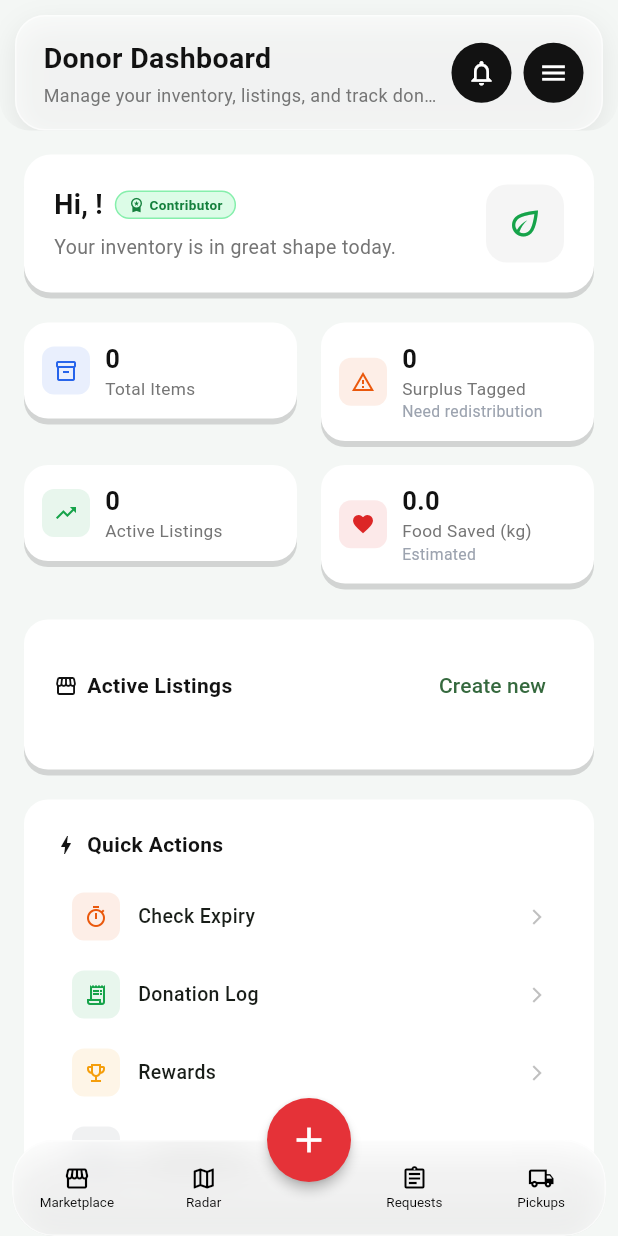
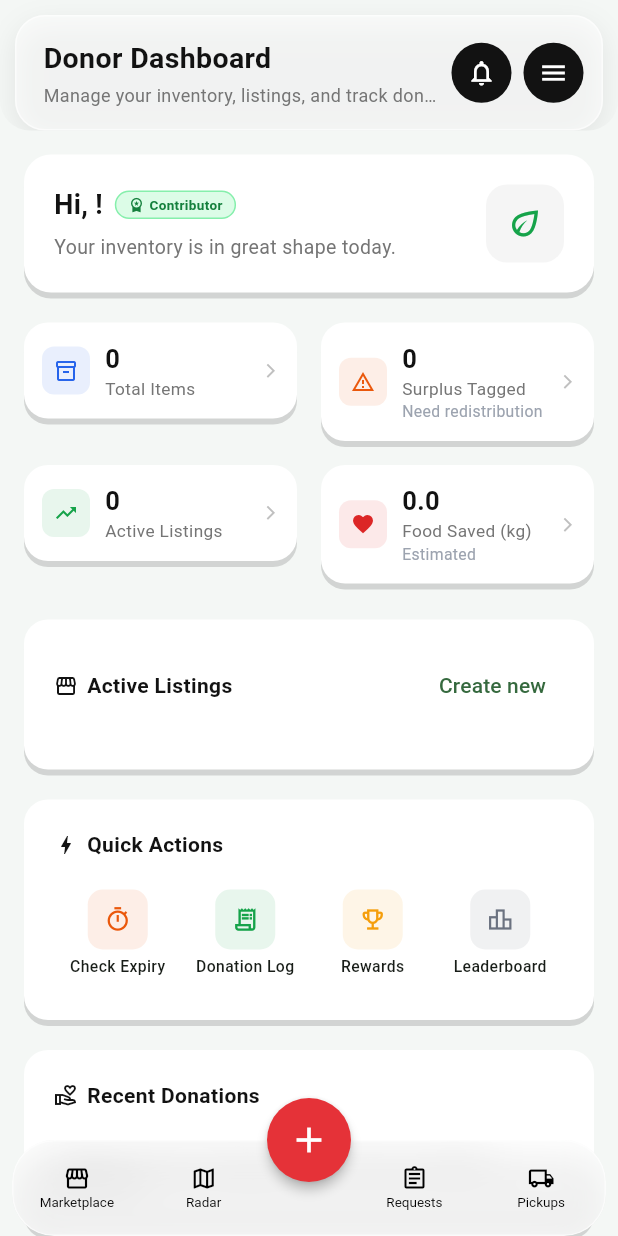
Before and after one commit to Wasif-Darain/FoodRescue-Sync, a Flutter app: the DonorDashboard screen opened by its route, on a phone screen of 412 x 824 dp. Run offline on Flutter 3.47's test engine with Material 3 defaults, Android fonts, the phone set to English and light mode, and no system bars; our stand-ins replace cloud_firestore, firebase_auth, firebase_core, firebase_messaging, flutter_map, flutter_tts and 5 more; accounts and stored records are empty; network calls fail.

Commit message:
Refine pickup flows and dashboard navigation

```diff
--- a/lib/providers/consumer_provider.dart
+++ b/lib/providers/consumer_provider.dart
@@ -1,5 +1,4 @@
 import 'dart:async';
-import 'dart:io';
 import 'dart:math';
 import 'package:cloud_firestore/cloud_firestore.dart';
 import 'package:firebase_auth/firebase_auth.dart';
@@ -585,9 +584,7 @@ class ConsumerProvider extends ChangeNotifier {
   /// Uploads the distribution proof photo (via the same free Cloudinary
   /// pipeline listing photos use) and returns its public URL.
   Future<String> uploadDistributionPhoto(Uint8List bytes) async {
-    final tempFile = File('${Directory.systemTemp.path}/distribution_${DateTime.now().millisecondsSinceEpoch}.jpg');
-    await tempFile.writeAsBytes(bytes);
-    return ListingImageManager().uploadListingImage(tempFile);
+    return ListingImageManager().uploadBytes(bytes, filename: 'distribution_${DateTime.now().millisecondsSinceEpoch}.jpg');
   }
 
   Future<void> markDistributionComplete(String pickupId, String photoUrl) async {
--- a/lib/screens/consumer/pickup_coordination.dart
+++ b/lib/screens/consumer/pickup_coordination.dart
@@ -135,7 +135,8 @@ class _DistributionPhotoSheetState extends State<_DistributionPhotoSheet> {
       if (!mounted) return;
       Navigator.pop(context);
       ScaffoldMessenger.of(context).showSnackBar(SnackBar(content: Text(t.distributionCompleteSnack), backgroundColor: const Color(0xFF16A34A)));
-    } catch (_) {
+    } catch (e) {
+      debugPrint('Distribution photo submit failed: $e');
       if (!mounted) return;
       setState(() => _submitting = false);
       ScaffoldMessenger.of(context).showSnackBar(SnackBar(content: Text(t.distributionUploadError)));
@@ -545,7 +546,7 @@ class _PickupCard extends StatelessWidget {
         ],
         if (pickup.status == PickupStatusModel.completed) ...[
           const SizedBox(height: 14),
-          RatingStars(reviewLabel: t.pickupRateThis),
+          RatingStars(reviewLabel: t.pickupRateThis, targetUid: pickup.donorId ?? '', pickupId: pickup.id),
         ],
       ]),
       ),
--- a/lib/screens/consumer/request_status_tracker.dart
+++ b/lib/screens/consumer/request_status_tracker.dart
@@ -349,9 +349,9 @@ class _RequestRow extends StatelessWidget {
               ),
             ]),
           ],
-          if (request.status == RequestStatusModel.completed) ...[
+          if (request.status == RequestStatusModel.completed && matched != null) ...[
             const SizedBox(height: 12),
-            RatingStars(reviewLabel: t.reqRateThis),
+            RatingStars(reviewLabel: t.reqRateThis, targetUid: matched.donorUid, pickupId: request.id),
           ],
         ],
       ),
--- a/lib/screens/donor/donation_log.dart
+++ b/lib/screens/donor/donation_log.dart
@@ -184,7 +184,7 @@ class _LogRow extends StatelessWidget {
             overflow: TextOverflow.ellipsis,
           ),
           const SizedBox(height: 12),
-          RatingStars(reviewLabel: t.donationLogRateThis),
+          RatingStars(reviewLabel: t.donationLogRateThis, targetUid: otherId, pickupId: log.id),
         ],
       ),
       ),
--- a/lib/screens/donor/donor_dashboard.dart
+++ b/lib/screens/donor/donor_dashboard.dart
@@ -150,6 +150,7 @@ class DonorDashboard extends StatelessWidget {
                         value: inventory.length,
                         icon: const Icon(Icons.inventory_2_outlined),
                         color: 'blue',
+                        onTap: () => context.go('/donor/expiry'),
                       ),
                       StatCard(
                         label: t.donorDashSurplusTagged,
@@ -157,12 +158,14 @@ class DonorDashboard extends StatelessWidget {
                         icon: const Icon(Icons.warning_amber_outlined),
                         color: 'orange',
                         subtitle: t.donorDashNeedRedistribution,
+                        onTap: () => context.go('/donor/expiry'),
                       ),
                       StatCard(
                         label: t.donorDashActiveListings,
                         value: listings.where((l) => l.status == ListingStatus.active).length,
                         icon: const Icon(Icons.trending_up),
                         color: 'green',
+                        onTap: () => context.go('/donor/create-listing'),
                       ),
                       StatCard(
                         label: t.donorDashFoodSavedKg,
@@ -170,6 +173,7 @@ class DonorDashboard extends StatelessWidget {
                         icon: const Icon(Icons.favorite_outlined),
                         color: 'red',
                         subtitle: t.donorDashEstimated,
+                        onTap: () => context.go('/donor/donation-log'),
                       ),
                     ],
                   ),
@@ -259,31 +263,39 @@ class DonorDashboard extends StatelessWidget {
                         _SectionCard(
                           title: t.donorDashQuickActions,
                           icon: Icons.bolt_outlined,
-                          child: Column(
+                          child: Row(
                             children: [
-                              _QuickAction(
+                              Expanded(
+                                child: _QuickAction(
                                   icon: Icons.timer_outlined,
                                   label: t.donorDashCheckExpiry,
                                   color: const Color(0xFFEA580C),
                                   onTap: () => context.go('/donor/expiry'),
                                 ),
-                              _QuickAction(
+                              ),
+                              Expanded(
+                                child: _QuickAction(
                                   icon: Icons.receipt_long_outlined,
                                   label: t.donorDashDonationLog,
                                   color: const Color(0xFF16A34A),
                                   onTap: () => context.go('/donor/donation-log'),
                                 ),
-                              _QuickAction(
+                              ),
+                              Expanded(
+                                child: _QuickAction(
                                   icon: Icons.emoji_events_outlined,
                                   label: t.donorDashRewards,
                                   color: const Color(0xFFF59E0B),
                                   onTap: () => context.go('/rewards'),
                                 ),
-                              _QuickAction(
+                              ),
+                              Expanded(
+                                child: _QuickAction(
                                   icon: Icons.leaderboard_outlined,
                                   label: t.donorDashLeaderboard,
                                   color: const Color(0xFF6B7280),
                                   onTap: () => context.go('/leaderboard'),
+                                ),
                               ),
                             ],
                           ),
@@ -612,7 +624,7 @@ class _CompletedPickupRow extends StatelessWidget {
             ],
           ),
           const SizedBox(height: 10),
-          RatingStars(reviewLabel: t.donorRateConsumer),
+          RatingStars(reviewLabel: t.donorRateConsumer, targetUid: consumerId, pickupId: pickup.id),
           if (consumerId.isNotEmpty) ...[
             const SizedBox(height: 8),
             Row(children: [
@@ -652,42 +664,35 @@ class _QuickAction extends StatelessWidget {
   });
 
   @override
-  Widget build(BuildContext context) => Padding(
-    padding: const EdgeInsets.symmetric(vertical: 2),
-    child: Material(
+  Widget build(BuildContext context) => Material(
     color: Colors.transparent,
-      borderRadius: BorderRadius.circular(8),
+    borderRadius: BorderRadius.circular(10),
     child: InkWell(
       onTap: onTap,
-        borderRadius: BorderRadius.circular(8),
+      borderRadius: BorderRadius.circular(10),
       child: Padding(
-          padding: const EdgeInsets.symmetric(horizontal: 12, vertical: 8),
-          child: Row(
+        padding: const EdgeInsets.symmetric(vertical: 8, horizontal: 2),
+        child: Column(
+          mainAxisSize: MainAxisSize.min,
           children: [
             Container(
-                width: 32,
-                height: 32,
+              width: 40,
+              height: 40,
               decoration: BoxDecoration(
                 color: color.withValues(alpha: 0.1),
-                  borderRadius: BorderRadius.circular(8),
+                borderRadius: BorderRadius.circular(10),
               ),
-                child: Icon(icon, color: color, size: 16),
+              child: Icon(icon, color: color, size: 18),
             ),
-              const SizedBox(width: 12),
-              Expanded(
-                child: Text(
+            const SizedBox(height: 4),
+            Text(
               label,
-                  style: const TextStyle(fontSize: 13, fontWeight: FontWeight.w500),
+              textAlign: TextAlign.center,
+              maxLines: 2,
               overflow: TextOverflow.ellipsis,
-                ),
-              ),
-              const Icon(
-                Icons.arrow_forward_ios,
-                size: 12,
-                color: Color(0xFFBFBFBF),
+              style: const TextStyle(fontSize: 10.5, fontWeight: FontWeight.w500),
             ),
           ],
-          ),
         ),
       ),
     ),
```
Also changed, not shown: lib/screens/consumer/consumer_marketplace.dart (+31 -31 lines), lib/widgets/ui/live_tracking_map.dart (+9 -4 lines). Lines whose indentation alone changed are shown as unchanged.
